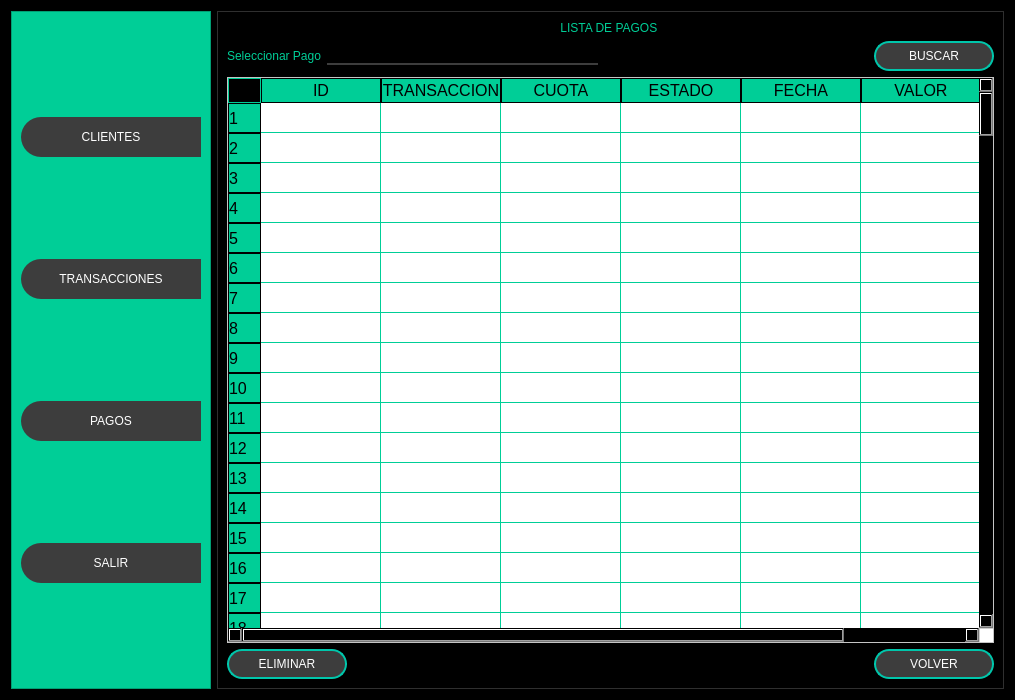
Before: the Qt Designer form Front/Proyecto_Inmobiliaria.ui in MartinFernandezSantia/AplicacionPyThonPyQT6, drawn with Qt 5.
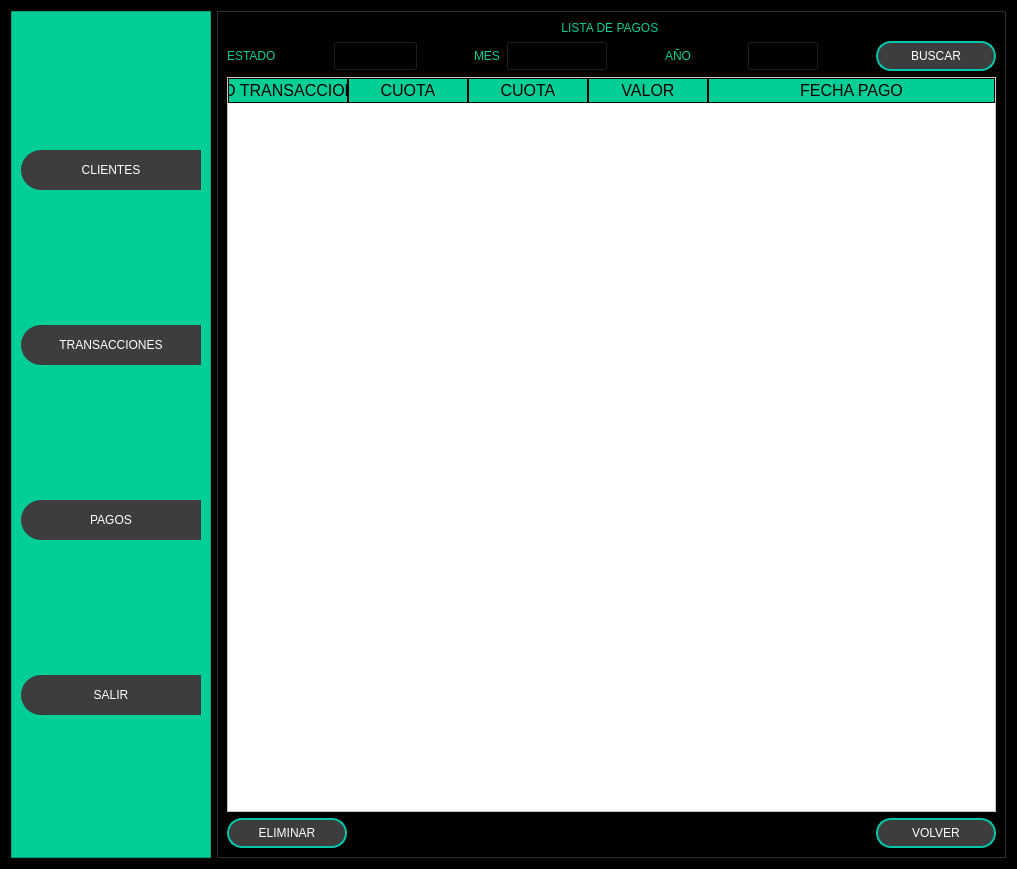
After: the same form once the commit is applied. The open tabs and pages were chosen to show the change. Icons and pictures are not drawn.

Commit message: Cambio de Interfaz y Nombres de variables

Patch:
```diff
--- a/Front/Proyecto_Inmobiliaria.ui
+++ b/Front/Proyecto_Inmobiliaria.ui
@@ -6,8 +6,8 @@
    <rect>
     <x>0</x>
     <y>0</y>
-    <width>1015</width>
-    <height>700</height>
+    <width>1017</width>
+    <height>869</height>
    </rect>
   </property>
   <property name="minimumSize">
@@ -3175,12 +3175,170 @@
                    <item>
                     <widget class="QLabel" name="label_68">
                      <property name="text">
-                      <string>Seleccionar Pago</string>
+                      <string>ESTADO</string>
                      </property>
                     </widget>
                    </item>
                    <item>
-                    <widget class="QLineEdit" name="lineEdit_40"/>
+                    <spacer name="horizontalSpacer_43">
+                     <property name="orientation">
+                      <enum>Qt::Orientation::Horizontal</enum>
+                     </property>
+                     <property name="sizeHint" stdset="0">
+                      <size>
+                       <width>17</width>
+                       <height>20</height>
+                      </size>
+                     </property>
+                    </spacer>
+                   </item>
+                   <item>
+                    <widget class="QComboBox" name="comboBox">
+                     <property name="minimumSize">
+                      <size>
+                       <width>70</width>
+                       <height>30</height>
+                      </size>
+                     </property>
+                     <item>
+                      <property name="text">
+                       <string>PAGADO</string>
+                      </property>
+                     </item>
+                     <item>
+                      <property name="text">
+                       <string>NO PAGO</string>
+                      </property>
+                     </item>
+                    </widget>
+                   </item>
+                   <item>
+                    <spacer name="horizontalSpacer_42">
+                     <property name="orientation">
+                      <enum>Qt::Orientation::Horizontal</enum>
+                     </property>
+                     <property name="sizeHint" stdset="0">
+                      <size>
+                       <width>18</width>
+                       <height>20</height>
+                      </size>
+                     </property>
+                    </spacer>
+                   </item>
+                   <item>
+                    <widget class="QLabel" name="label_69">
+                     <property name="text">
+                      <string>MES</string>
+                     </property>
+                    </widget>
+                   </item>
+                   <item>
+                    <widget class="QComboBox" name="comboBox_2">
+                     <property name="minimumSize">
+                      <size>
+                       <width>70</width>
+                       <height>30</height>
+                      </size>
+                     </property>
+                     <item>
+                      <property name="text">
+                       <string>ENERO</string>
+                      </property>
+                     </item>
+                     <item>
+                      <property name="text">
+                       <string>FEBRERO</string>
+                      </property>
+                     </item>
+                     <item>
+                      <property name="text">
+                       <string>MARZO</string>
+                      </property>
+                     </item>
+                     <item>
+                      <property name="text">
+                       <string>ABRIL</string>
+                      </property>
+                     </item>
+                     <item>
+                      <property name="text">
+                       <string>MAYO</string>
+                      </property>
+                     </item>
+                     <item>
+                      <property name="text">
+                       <string>JUNIO</string>
+                      </property>
+                     </item>
+                     <item>
+                      <property name="text">
+                       <string>JULIO</string>
+                      </property>
+                     </item>
+                     <item>
+                      <property name="text">
+                       <string>AGOSTO</string>
+                      </property>
+                     </item>
+                     <item>
+                      <property name="text">
+                       <string>SEPTIMBRE</string>
+                      </property>
+                     </item>
+                     <item>
+                      <property name="text">
+                       <string>NOVIEMBRE</string>
+                      </property>
+                     </item>
+                     <item>
+                      <property name="text">
+                       <string>DICIEMBRE</string>
+                      </property>
+                     </item>
+                    </widget>
+                   </item>
+                   <item>
+                    <spacer name="horizontalSpacer_44">
+                     <property name="orientation">
+                      <enum>Qt::Orientation::Horizontal</enum>
+                     </property>
+                     <property name="sizeHint" stdset="0">
+                      <size>
+                       <width>17</width>
+                       <height>20</height>
+                      </size>
+                     </property>
+                    </spacer>
+                   </item>
+                   <item>
+                    <widget class="QLabel" name="label_70">
+                     <property name="text">
+                      <string>AÑO</string>
+                     </property>
+                    </widget>
+                   </item>
+                   <item>
+                    <spacer name="horizontalSpacer_45">
+                     <property name="orientation">
+                      <enum>Qt::Orientation::Horizontal</enum>
+                     </property>
+                     <property name="sizeHint" stdset="0">
+                      <size>
+                       <width>17</width>
+                       <height>20</height>
+                      </size>
+                     </property>
+                    </spacer>
+                   </item>
+                   <item>
+                    <widget class="QComboBox" name="comboBox_3">
+                     <property name="minimumSize">
+                      <size>
+                       <width>70</width>
+                       <height>30</height>
+                      </size>
+                     </property>
+                    </widget>
                    </item>
                    <item>
                     <spacer name="horizontalSpacer_37">
@@ -3189,7 +3347,7 @@
                      </property>
                      <property name="sizeHint" stdset="0">
                       <size>
-                       <width>40</width>
+                       <width>17</width>
                        <height>20</height>
                       </size>
                      </property>
@@ -3223,7 +3381,10 @@
                  <item>
                   <widget class="QTableWidget" name="tableWidget">
                    <property name="rowCount">
-                    <number>200</number>
+                    <number>0</number>
+                   </property>
+                   <property name="columnCount">
+                    <number>5</number>
                    </property>
                    <attribute name="horizontalHeaderMinimumSectionSize">
                     <number>50</number>
@@ -3237,216 +3398,11 @@
                    <attribute name="verticalHeaderMinimumSectionSize">
                     <number>20</number>
                    </attribute>
-                   <row/>
-                   <row/>
-                   <row/>
-                   <row/>
-                   <row/>
-                   <row/>
-                   <row/>
-                   <row/>
-                   <row/>
-                   <row/>
-                   <row/>
-                   <row/>
-                   <row/>
-                   <row/>
-                   <row/>
-                   <row/>
-                   <row/>
-                   <row/>
-                   <row/>
-                   <row/>
-                   <row/>
-                   <row/>
-                   <row/>
-                   <row/>
-                   <row/>
-                   <row/>
-                   <row/>
-                   <row/>
-                   <row/>
-                   <row/>
-                   <row/>
-                   <row/>
-                   <row/>
-                   <row/>
-                   <row/>
-                   <row/>
-                   <row/>
-                   <row/>
-                   <row/>
-                   <row/>
-                   <row/>
-                   <row/>
-                   <row/>
-                   <row/>
-                   <row/>
-                   <row/>
-                   <row/>
-                   <row/>
-                   <row/>
-                   <row/>
-                   <row/>
-                   <row/>
-                   <row/>
-                   <row/>
-                   <row/>
-                   <row/>
-                   <row/>
-                   <row/>
-                   <row/>
-                   <row/>
-                   <row/>
-                   <row/>
-                   <row/>
-                   <row/>
-                   <row/>
-                   <row/>
-                   <row/>
-                   <row/>
-                   <row/>
-                   <row/>
-                   <row/>
-                   <row/>
-                   <row/>
-                   <row/>
-                   <row/>
-                   <row/>
-                   <row/>
-                   <row/>
-                   <row/>
-                   <row/>
-                   <row/>
-                   <row/>
-                   <row/>
-                   <row/>
-                   <row/>
-                   <row/>
-                   <row/>
-                   <row/>
-                   <row/>
-                   <row/>
-                   <row/>
-                   <row/>
-                   <row/>
-                   <row/>
-                   <row/>
-                   <row/>
-                   <row/>
-                   <row/>
-                   <row/>
-                   <row/>
-                   <row/>
-                   <row/>
-                   <row/>
-                   <row/>
-                   <row/>
-                   <row/>
-                   <row/>
-                   <row/>
-                   <row/>
-                   <row/>
-                   <row/>
-                   <row/>
-                   <row/>
-                   <row/>
-                   <row/>
-                   <row/>
-                   <row/>
-                   <row/>
-                   <row/>
-                   <row/>
-                   <row/>
-                   <row/>
-                   <row/>
-                   <row/>
-                   <row/>
-                   <row/>
-                   <row/>
-                   <row/>
-                   <row/>
-                   <row/>
-                   <row/>
-                   <row/>
-                   <row/>
-                   <row/>
-                   <row/>
-                   <row/>
-                   <row/>
-                   <row/>
-                   <row/>
-                   <row/>
-                   <row/>
-                   <row/>
-                   <row/>
-                   <row/>
-                   <row/>
-                   <row/>
-                   <row/>
-                   <row/>
-                   <row/>
-                   <row/>
-                   <row/>
-                   <row/>
-                   <row/>
-                   <row/>
-                   <row/>
-                   <row/>
-                   <row/>
-                   <row/>
-                   <row/>
-                   <row/>
-                   <row/>
-                   <row/>
-                   <row/>
-                   <row/>
-                   <row/>
-                   <row/>
-                   <row/>
-                   <row/>
-                   <row/>
-                   <row/>
-                   <row/>
-                   <row/>
-                   <row/>
-                   <row/>
-                   <row/>
-                   <row/>
-                   <row/>
-                   <row/>
-                   <row/>
-                   <row/>
-                   <row/>
-                   <row/>
-                   <row/>
-                   <row/>
-                   <row/>
-                   <row/>
-                   <row/>
-                   <row/>
-                   <row/>
-                   <row/>
-                   <row/>
-                   <row/>
-                   <row/>
-                   <row/>
-                   <row/>
-                   <row/>
-                   <row/>
-                   <row/>
-                   <row/>
-                   <row/>
                    <column>
                     <property name="text">
-                     <string>ID</string>
+                     <string>ID TRANSACCION</string>
                     </property>
                    </column>
-                   <column>
-                    <property name="text">
-                     <string>TRANSACCION</string>
-                    </property>
-                   </column>
                    <column>
                     <property name="text">
                      <string>CUOTA</string>
@@ -3454,12 +3410,7 @@
                    </column>
                    <column>
                     <property name="text">
-                     <string>ESTADO</string>
-                    </property>
-                   </column>
-                   <column>
-                    <property name="text">
-                     <string>FECHA</string>
+                     <string>CUOTA</string>
                     </property>
                    </column>
                    <column>
@@ -3467,6 +3418,11 @@
                      <string>VALOR</string>
                     </property>
                    </column>
+                   <column>
+                    <property name="text">
+                     <string>FECHA PAGO</string>
+                    </property>
+                   </column>
                   </widget>
                  </item>
                  <item>
```
Left out of the diff: 760 changed lines with no effect on the pictures. The commit also changes 2 other files.
